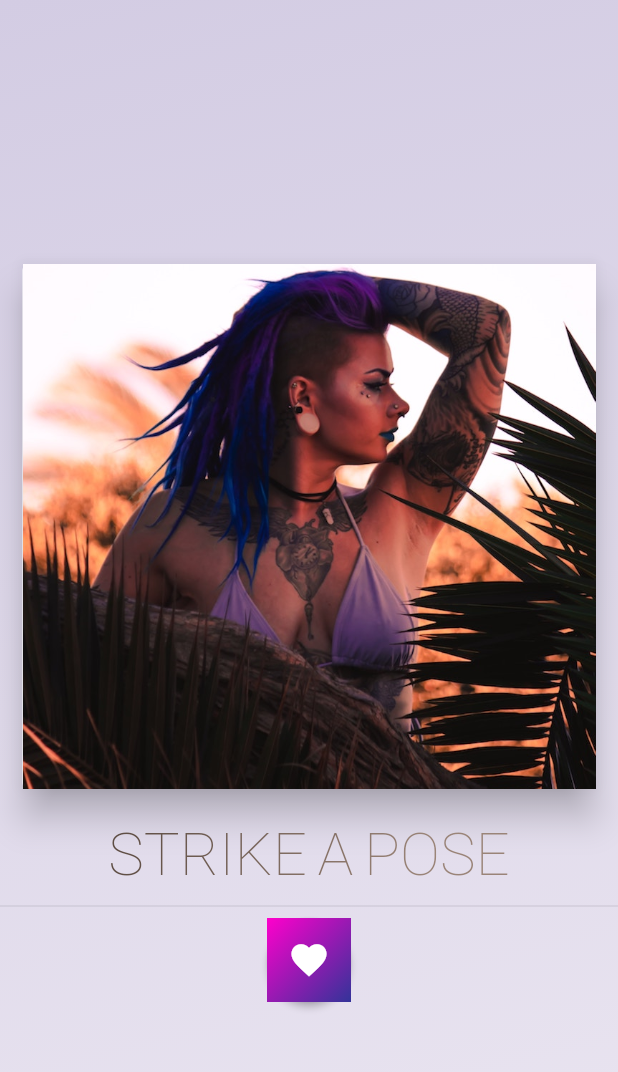
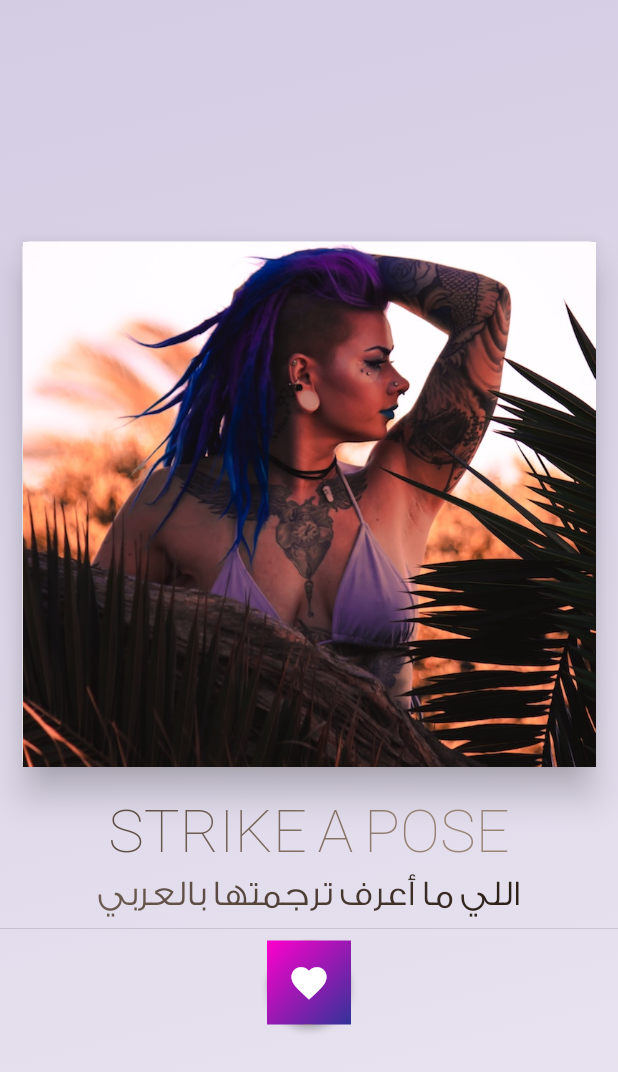
Before and after one commit to bluemix/Gradient-Screens, a Flutter app: the InfoPage widget shown alone on an empty page, opened directly, on a phone screen of 412 x 824 dp. Shown: the top 1072 px of the screen. Run offline on Flutter 3.47's test engine with Material 2 defaults, Android fonts, the phone set to English and light mode, and no system bars.

Commit message:
another Arabic text in gradients.dart

```diff
--- a/lib/gradients.dart
+++ b/lib/gradients.dart
@@ -17,6 +17,14 @@ var hotLinearGradient = LinearGradient(
     colors: const <Color>[
       Color(0xfff1e130c),
       Color(0xff9a8478),
+    ],
+  );
+  var hersheysGradientAr = LinearGradient(
+    begin: Alignment.topLeft,
+    end: Alignment.bottomRight,
+    colors: const <Color>[
+      Color(0xff9a8478),
+      Color(0xfff1e130c),
     ],
   );
 
--- a/lib/info_page.dart
+++ b/lib/info_page.dart
@@ -60,6 +60,12 @@ class InfoPage extends StatelessWidget {
                     TextStyle(fontSize: 40.0, fontWeight: FontWeight.w100),
                     hersheysGradient, width: 400.0, height: 100.0),
               ),
+              Text(
+                'اللي ما أعرف ترجمتها بالعربي',
+                style: gradientTextStyle(
+                    TextStyle(fontSize: 24.0, fontWeight: FontWeight.w100),
+                    hersheysGradientAr, width: 500.0, height: 100.0),
+              ),
               Divider(),
               CircualrGradientButton(
                   cosmicFusionGradient,
```
